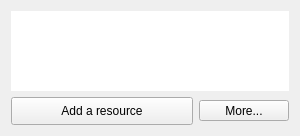
Qt form python/soma/workflow/gui/sw_mini.ui (populse/soma-workflow) before a commit.
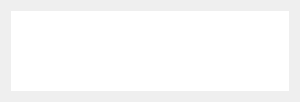
The same form after that commit.

Commit message: No button in the mini widget.

```diff
--- a/python/soma/workflow/gui/sw_mini.ui
+++ b/python/soma/workflow/gui/sw_mini.ui
@@ -7,16 +7,20 @@
     <x>0</x>
     <y>0</y>
     <width>300</width>
-    <height>136</height>
+    <height>98</height>
    </rect>
   </property>
+  <property name="sizePolicy">
+   <sizepolicy hsizetype="Preferred" vsizetype="Fixed">
+    <horstretch>0</horstretch>
+    <verstretch>0</verstretch>
+   </sizepolicy>
+  </property>
   <property name="windowTitle">
    <string>Form</string>
   </property>
   <layout class="QVBoxLayout" name="verticalLayout">
    <item>
-    <layout class="QVBoxLayout" name="vertical_layout">
-     <item>
       <widget class="QTableWidget" name="table">
        <property name="sizePolicy">
         <sizepolicy hsizetype="Expanding" vsizetype="Fixed">
@@ -74,47 +78,7 @@
        </attribute>
       </widget>
      </item>
-     <item>
-      <layout class="QHBoxLayout" name="horizontalLayout">
-       <item>
-        <widget class="QPushButton" name="add_resource_button">
-         <property name="minimumSize">
-          <size>
-           <width>118</width>
-           <height>28</height>
-          </size>
-         </property>
-         <property name="text">
-          <string>Add a resource</string>
-         </property>
-        </widget>
-       </item>
-       <item>
-        <widget class="QToolButton" name="tool_button_more">
-         <property name="minimumSize">
-          <size>
-           <width>90</width>
-           <height>0</height>
-          </size>
-         </property>
-         <property name="text">
-          <string>More...</string>
-         </property>
-        </widget>
-       </item>
-      </layout>
-     </item>
-    </layout>
-   </item>
-  </layout>
-  <action name="action_show_more">
-   <property name="checkable">
-    <bool>true</bool>
-   </property>
-   <property name="text">
-    <string>More...</string>
-   </property>
-  </action>
+  </layout>
  </widget>
  <resources/>
  <connections/>
```
Lines whose indentation alone changed are shown as unchanged. The commit also changes 1 other file.
